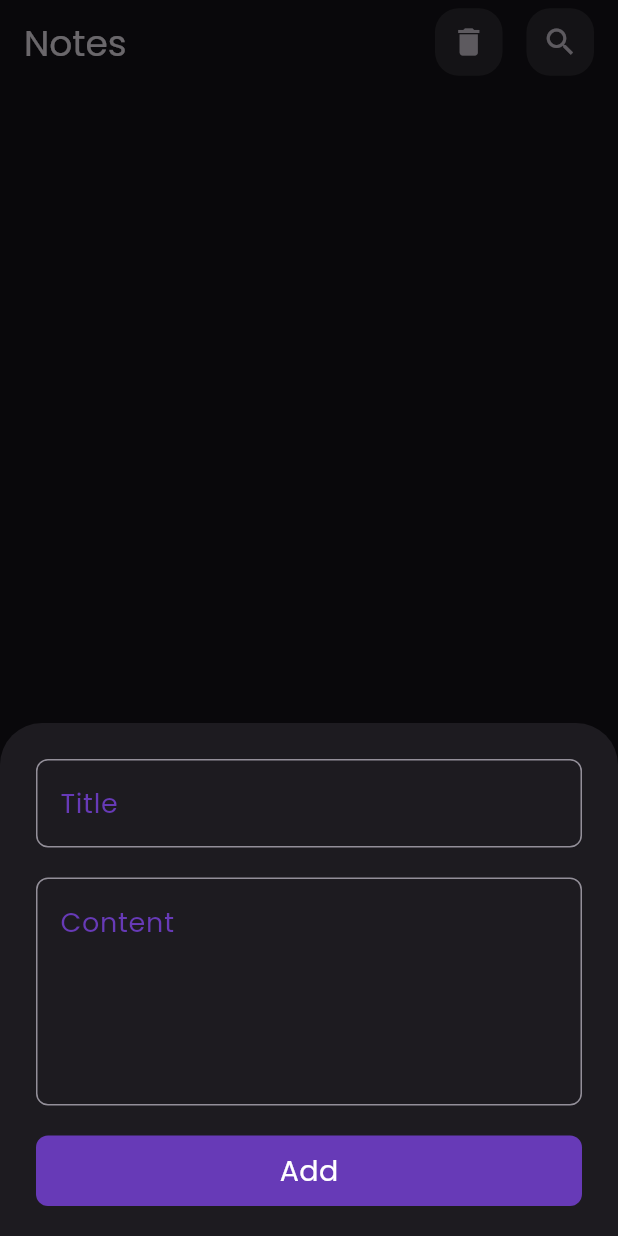
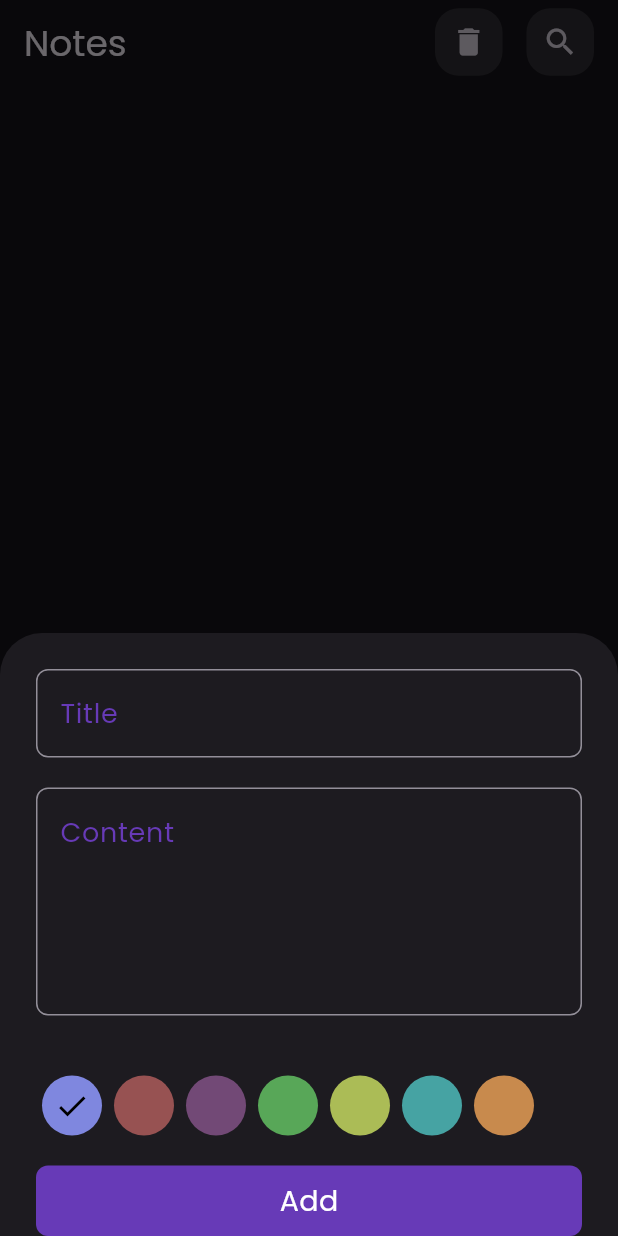
Before and after one commit to YousefDewidar/Notes-App, a Flutter app: the screen it shows after launch, after a tap on the "add" icon, on a phone screen of 412 x 824 dp. Run offline on Flutter 3.47's test engine with Material 3 defaults, Android fonts, the phone set to English and light mode, and no system bars; our stand-ins replace flutter_bloc, hive_flutter; accounts and stored records are empty.

Commit message:
change color of card

```diff
--- a/lib/cubits/add_note_cubit.dart
+++ b/lib/cubits/add_note_cubit.dart
@@ -1,3 +1,5 @@
+
+import 'package:flutter/material.dart';
 import 'package:flutter_bloc/flutter_bloc.dart';
 import 'package:hive_flutter/adapters.dart';
 import 'package:notes_app/constant.dart';
@@ -7,15 +9,16 @@ import 'package:notes_app/model/note_model.dart';
 class AddNoteCubit extends Cubit<AddNoteState> {
   AddNoteCubit() : super(AddNoteInitial());
 
+  Color color = const Color.fromARGB(255, 127, 135, 223);
+
   addNote(NoteModel note) async {
+    note.color = color.value;
     emit(AddNoteLoading());
     try {
       var noteBox = Hive.box<NoteModel>(kNotesBox);
       await noteBox.add(note);
       emit(AddNoteSuccess());
-
     } catch (e) {
-
       emit(AddNoteFailuer(e.toString()));
     }
   }
--- a/lib/widgets/add_note_form.dart
+++ b/lib/widgets/add_note_form.dart
@@ -3,6 +3,7 @@ import 'package:flutter_bloc/flutter_bloc.dart';
 import 'package:notes_app/cubits/add_note_cubit.dart';
 import 'package:notes_app/cubits/notes_cubit.dart';
 import 'package:notes_app/model/note_model.dart';
+import 'package:notes_app/widgets/color_list_view.dart';
 import 'package:notes_app/widgets/custom_button.dart';
 import 'package:notes_app/widgets/custom_input_text.dart';
 
@@ -50,28 +51,26 @@ class _CustomFormState extends State<CustomForm> {
           const SizedBox(
             height: 20,
           ),
+          const ColorListView(),
           CustomButton(
             onTap: () {
               if (formKey.currentState!.validate()) {
                 formKey.currentState!.save();
+
                 var note = NoteModel(
-                    color: Colors.red.value,
+                    color: BlocProvider.of<AddNoteCubit>(context).color.value,
                     date: DateTime.now().toString().substring(0, 11),
                     subTitle: subTitle!,
                     title: title!);
+
                 BlocProvider.of<AddNoteCubit>(context).addNote(note);
                 BlocProvider.of<NotesCubit>(context).fetchNotes();
-
-
               } else {
                 autovalidateMode = AutovalidateMode.always;
                 setState(() {});
               }
             },
           ),
-          const SizedBox(
-            height: 20,
-          ),
         ],
       ),
     );
--- /dev/null
+++ b/lib/widgets/color_list_view.dart
@@ -0,0 +1,74 @@
+import 'package:flutter/material.dart';
+import 'package:flutter_bloc/flutter_bloc.dart';
+import 'package:notes_app/cubits/add_note_cubit.dart';
+
+class ColorItem extends StatelessWidget {
+  const ColorItem({
+    super.key,
+    required this.isActive,
+    required this.color,
+  });
+  final bool isActive;
+  final Color color;
+
+  @override
+  Widget build(BuildContext context) {
+    return Padding(
+      padding: const EdgeInsets.all(4.0),
+      child: CircleAvatar(
+          backgroundColor: color,
+          child: isActive == true
+              ? const Center(
+                  child: Icon(
+                    Icons.done,
+                    color: Colors.black,
+                  ),
+                )
+              : null),
+    );
+  }
+}
+
+class ColorListView extends StatefulWidget {
+  const ColorListView({super.key});
+
+  @override
+  State<ColorListView> createState() => _ColorListViewState();
+}
+
+class _ColorListViewState extends State<ColorListView> {
+  int curIndex = 0;
+
+  List<Color> colors = const [
+    Color.fromARGB(255, 127, 135, 223), // Deep purple
+    Color.fromARGB(255, 151, 82, 82), // Red (opaque)
+    Color.fromARGB(128, 199, 119, 203), // Semi-transparent blue
+    Color.fromARGB(255, 88, 167, 88), // Green (opaque)
+    Color.fromARGB(255, 171, 188, 86), // Yellow (opaque) - Duplicate of red, likely a typo
+    Color.fromARGB(255, 70, 163, 163), // Teal (opaque)
+    Color.fromARGB(255, 200, 138, 77), // Orange (opaque)
+  ];
+
+  @override
+  Widget build(BuildContext context) {
+    return SizedBox(
+      height: 80,
+      child: ListView.builder(
+        scrollDirection: Axis.horizontal,
+        itemCount: colors.length,
+        itemBuilder: (context, index) {
+          return GestureDetector(
+              onTap: () {
+                curIndex = index;
+                BlocProvider.of<AddNoteCubit>(context).color = colors[curIndex];
+                setState(() {});
+              },
+              child: ColorItem(
+                color: colors[index],
+                isActive: index == curIndex,
+              ));
+        },
+      ),
+    );
+  }
+}
--- a/lib/widgets/note_card.dart
+++ b/lib/widgets/note_card.dart
@@ -21,7 +21,7 @@ class NoteCard extends StatelessWidget {
       child: Container(
         decoration: BoxDecoration(
           borderRadius: BorderRadius.circular(16),
-          color: Colors.blue,
+          color: Color(note.color),
         ),
         padding: const EdgeInsets.all(24),
         child: Column(
```
